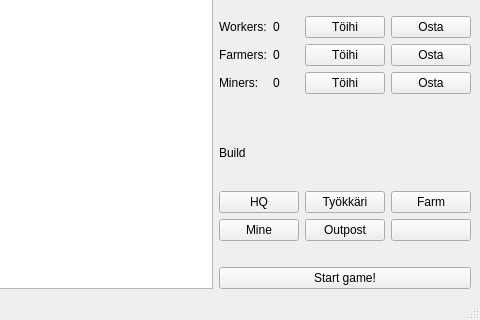
Qt form Game/mapwindow.ui (Alraatla/Pirkanmaan-Valloitus) before a commit; both pictures show x 415 to 895 and y 346 to 666 of the 895 by 666 pixel window.
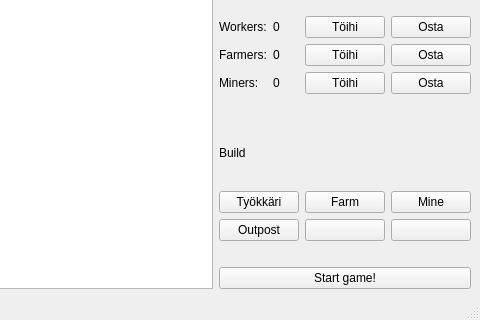
The same form after that commit.

Diff of the .ui file:
```diff
--- a/Game/mapwindow.ui
+++ b/Game/mapwindow.ui
@@ -299,7 +299,21 @@
       </item>
       <item>
        <layout class="QGridLayout" name="gridLayout_3">
-        <item row="1" column="0">
+        <item row="0" column="1">
+         <widget class="QPushButton" name="farmButton">
+          <property name="text">
+           <string>Farm</string>
+          </property>
+         </widget>
+        </item>
+        <item row="0" column="0">
+         <widget class="QPushButton" name="tyokkariButton">
+          <property name="text">
+           <string>Työkkäri</string>
+          </property>
+         </widget>
+        </item>
+        <item row="0" column="2">
          <widget class="QPushButton" name="mineButton">
           <property name="text">
            <string>Mine</string>
@@ -307,37 +321,23 @@
          </widget>
         </item>
         <item row="1" column="2">
-         <widget class="QPushButton" name="buildingButtonExtra">
+         <widget class="QPushButton" name="buildingButtonExtra2">
           <property name="text">
            <string/>
           </property>
          </widget>
         </item>
-        <item row="1" column="1">
+        <item row="1" column="0">
          <widget class="QPushButton" name="outpostButton">
           <property name="text">
            <string>Outpost</string>
           </property>
          </widget>
         </item>
-        <item row="0" column="0">
-         <widget class="QPushButton" name="hqButton">
+        <item row="1" column="1">
+         <widget class="QPushButton" name="buildingButtonExtra">
           <property name="text">
-           <string>HQ</string>
-          </property>
-         </widget>
-        </item>
-        <item row="0" column="1">
-         <widget class="QPushButton" name="tyokkariButton">
-          <property name="text">
-           <string>Työkkäri</string>
-          </property>
-         </widget>
-        </item>
-        <item row="0" column="2">
-         <widget class="QPushButton" name="farmButton">
-          <property name="text">
-           <string>Farm</string>
+           <string/>
           </property>
          </widget>
         </item>
```
